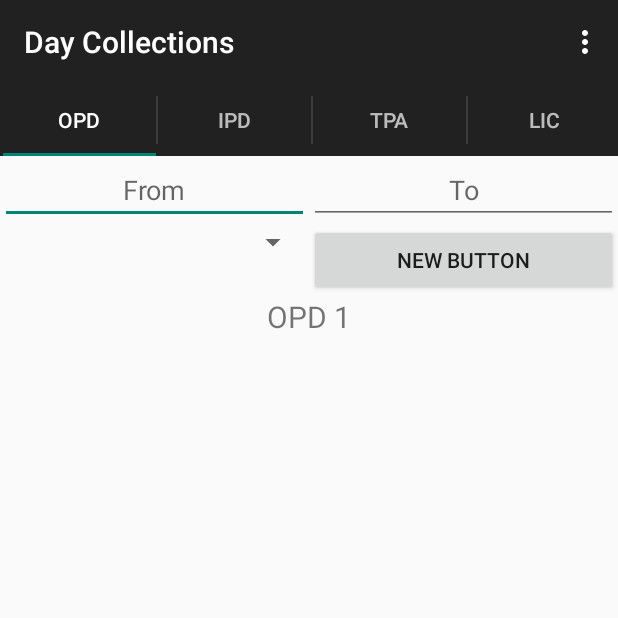
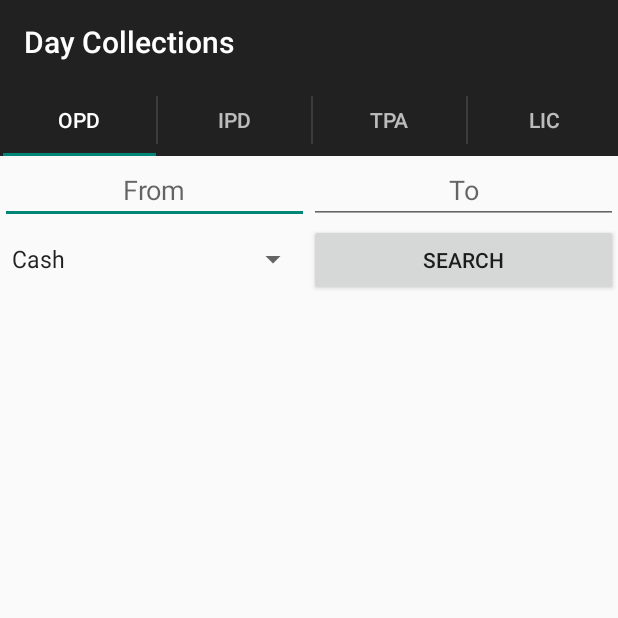
Before and after one commit to princenaman/med365app, an Android app: the FragmentOPD screen opened directly, with no data from a screen before it, on a phone screen of 412 x 824 dp, the top half of it. Run offline under Robolectric (Android 15) with nearby library versions, the light colour scheme and no system bars.

Commit message:
OPD Basic Done!!

```diff
--- a/app/src/main/java/com/configaware/med365doctors/FragmentOPD.java
+++ b/app/src/main/java/com/configaware/med365doctors/FragmentOPD.java
@@ -9,19 +9,23 @@ import android.text.InputType;
 import android.view.LayoutInflater;
 import android.view.View;
 import android.view.ViewGroup;
+import android.widget.AdapterView;
+import android.widget.Button;
 import android.widget.DatePicker;
 import android.widget.EditText;
 import android.widget.Spinner;
 import android.widget.TextView;
 
 import java.text.SimpleDateFormat;
+import java.util.ArrayList;
 import java.util.Calendar;
+import java.util.List;
 import java.util.Locale;
 
 /**
  * Created by naman on 5/5/2015.
  */
-public class FragmentOPD extends Fragment implements View.OnClickListener {
+public class FragmentOPD extends Fragment implements View.OnClickListener, AdapterView.OnItemSelectedListener {
     /**
      * The fragment argument representing the section number for this
      * fragment.
@@ -33,6 +37,8 @@ public class FragmentOPD extends Fragment implements View.OnClickListener {
     private SimpleDateFormat dateFormatter;
     private Context context;
     private Spinner spinner;
+    private Button button;
+    private TextView opdResult;
 
     public FragmentOPD() {
     }
@@ -60,9 +66,6 @@ public class FragmentOPD extends Fragment implements View.OnClickListener {
     {
         View rootView = inflater.inflate(R.layout.fragment_opd, container, false);
 
-        TextView textView = (TextView) rootView.findViewById(R.id.opdText);
-        textView.setText("OPD "+(sectionNumber+1));
-
         dateFormatter = new SimpleDateFormat("dd-MM-yyyy", Locale.US);
 
         opdDate = (EditText) rootView.findViewById(R.id.opdDate);
@@ -71,6 +74,14 @@ public class FragmentOPD extends Fragment implements View.OnClickListener {
         opdToDate = (EditText) rootView.findViewById(R.id.opdToDate);
         opdToDate.setInputType(InputType.TYPE_NULL);
         setDateTimeField();
+
+        spinner = (Spinner) rootView.findViewById(R.id.typeSelect);
+        spinner.setOnItemSelectedListener(this);
+
+        button = (Button) rootView.findViewById(R.id.opdButton);
+        button.setOnClickListener(this);
+
+        opdResult = (TextView) rootView.findViewById(R.id.opdText);
 
         return rootView;
     }
@@ -110,5 +121,22 @@ public class FragmentOPD extends Fragment implements View.OnClickListener {
         else if(view == opdToDate) {
             opdToDateDialog.show();
         }
+        else if (view == button){
+            String arg1 = "opd";
+            String arg2 = opdToDate.getText().toString();
+            String arg3 = String.valueOf(spinner.getSelectedItem());
+            String arg4 = opdDate.getText().toString();
+            new phpFetchAdapter(context,opdResult).execute(arg1,arg2,arg3,arg4);
+        }
+    }
+
+    @Override
+    public void onItemSelected(AdapterView<?> parent, View view, int position, long id) {
+
+    }
+
+    @Override
+    public void onNothingSelected(AdapterView<?> parent) {
+
     }
 }
--- a/app/src/main/res/layout/fragment_opd.xml
+++ b/app/src/main/res/layout/fragment_opd.xml
@@ -38,12 +38,13 @@
             android:id="@+id/typeSelect"
             android:layout_weight="1"
             android:spinnerMode="dropdown"
+            android:entries="@array/type"
             android:prompt="@string/spinner_title"/>
 
         <Button
             android:layout_width="0dp"
             android:layout_height="wrap_content"
-            android:text="New Button"
+            android:text="@string/search"
             android:id="@+id/opdButton"
             android:layout_weight="1" />
     </LinearLayout>
@@ -51,7 +52,6 @@
     <TextView
         android:layout_width="fill_parent"
         android:layout_height="fill_parent"
-        android:text="OPD"
         android:id="@+id/opdText"
         android:gravity="center_horizontal"
         android:textSize="20sp"
--- a/app/src/main/res/menu/menu_hospital_data.xml
+++ b/app/src/main/res/menu/menu_hospital_data.xml
@@ -2,6 +2,4 @@
     xmlns:app="http://schemas.android.com/apk/res-auto"
     xmlns:tools="http://schemas.android.com/tools"
     tools:context="com.configaware.med365doctors.HospitalData">
-    <item android:id="@+id/action_settings" android:title="@string/action_settings"
-        android:orderInCategory="100" app:showAsAction="never" />
 </menu>
--- a/app/src/main/res/values/strings.xml
+++ b/app/src/main/res/values/strings.xml
@@ -21,6 +21,12 @@
     <string name="date">From</string>
     <string name="opdToDate">To</string>
     <string name="spinner_title">Select Type</string>
+    <string-array name="type">
+        <item>Cash</item>
+        <item>Card</item>
+        <item>Credit</item>
+    </string-array>
+    <string name="search">Search</string>
 
 
 </resources>
```
Also changed, not shown: app/src/main/java/com/configaware/med365doctors/phpFetchAdapter.java (+12 -2 lines).
